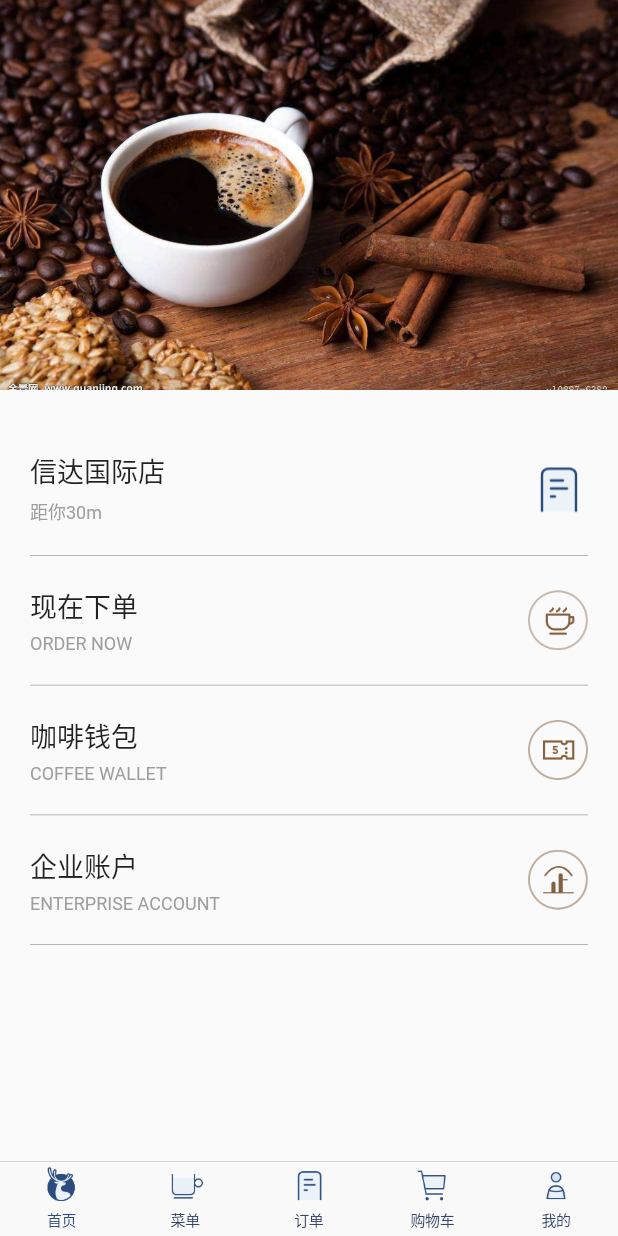
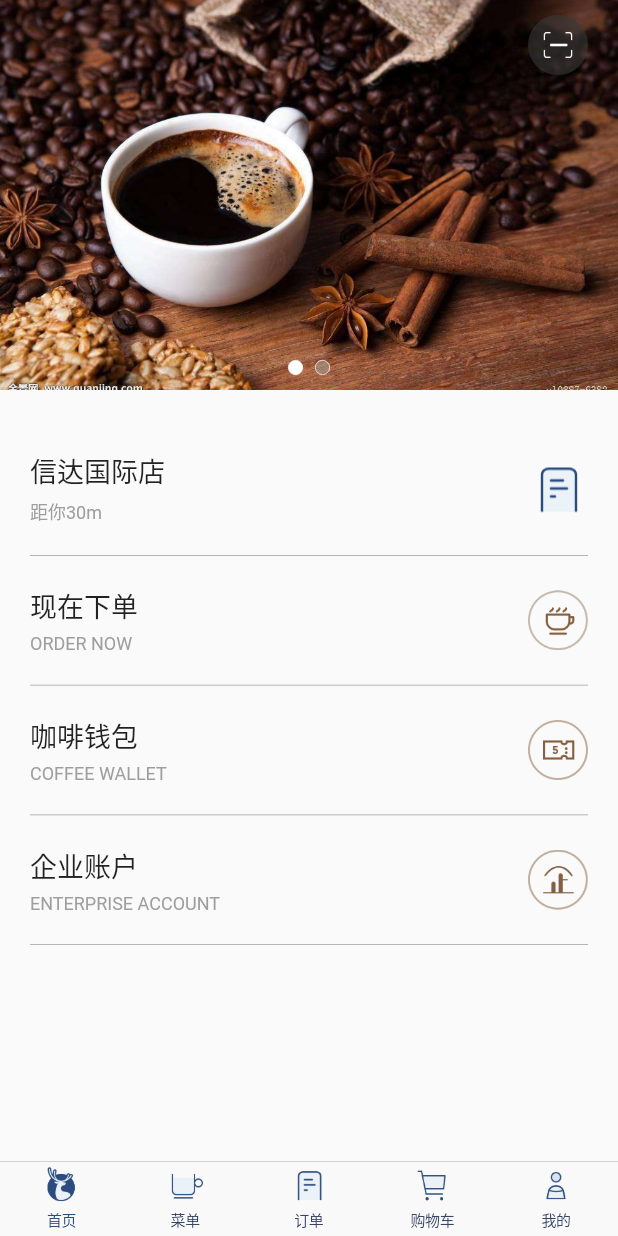
Before and after one commit to zanderpu/luckincoffee, a Flutter app: the screen it shows after launch, on a phone screen of 412 x 824 dp. Run offline on Flutter 3.47's test engine with Material 2 defaults, Android fonts, the phone set to English and light mode, and no system bars.

Commit message:
首页增加扫码和swiper滚动

```diff
--- a/lib/pages/h_index.dart
+++ b/lib/pages/h_index.dart
@@ -11,10 +11,30 @@ class HomeIndex extends StatelessWidget {
 
   Widget renderRow(i) {
     if (i == 0) {
-      return new Container(
+      return new Stack(
+        children: <Widget>[
+          new Container(
             height: 260.0,
             child: new IndexSwiper(),
+          ),
+          new Positioned(
+            right: 20.0,
+            top:10.0,
+            child: new Container(
+              padding: EdgeInsets.all(10.0),
+              decoration: new BoxDecoration(
+                color: Color.fromRGBO(55, 55, 55, 0.6),
+                borderRadius: BorderRadius.circular(30.0),
+              ),
+              child: new Image.asset('images/icon_scan.png',height: 20.0, width: 20.0,)
+            ),
+          ),
+        ],
       );
+      // return new Container(
+      //   height: 260.0,
+      //   child: new IndexSwiper(),
+      // );
     }
     if (i == 1) {
       return new Container(
@@ -40,39 +60,91 @@ class IndexSwiper extends StatefulWidget {
 
 class IndexSwiperState extends State<IndexSwiper>
     with SingleTickerProviderStateMixin {
-  TabController tabController;
+  PageController pageController;
+  double swiperindexleft = 0.0;
+  int _currentPageIndex = 0;
 
   @override
   void initState() {
     super.initState();
     // 初始化控制器
-    tabController = new TabController(length: 2, vsync: this);
+    pageController = new PageController(initialPage: 0);
   }
 
   @override
   void dispose() {
     // 销毁
-    tabController.dispose();
+    pageController.dispose();
     super.dispose();
+  }
+
+  List<Widget> getSwiperIndex(BuildContext context){
+    List<Widget> list = new List<Widget>();
+    for (var i = 0; i < 2; i++) {
+      if(_currentPageIndex==i){
+        list.add(new Container(
+          width: 10.0,
+          height: 10.0,
+          margin: EdgeInsets.only(right: 8.0),
+          decoration: new BoxDecoration(
+            borderRadius: BorderRadius.circular(44.4),
+            color: Color.fromRGBO(255, 255, 255, 1.0),
+            border: Border.all(color: Colors.white,width: 0.5)
+          ),
+        ));
+      }else{
+        list.add(new Container(
+          width: 10.0,
+          height: 10.0,
+          margin: EdgeInsets.only(right: 8.0),
+          decoration: new BoxDecoration(
+            borderRadius: BorderRadius.circular(44.4),
+            color: Color.fromRGBO(155, 155, 155, 0.5),
+            border: Border.all(color: Colors.white,width: 0.5)
+          ),
+        ));
+      }
+    }
+    swiperindexleft = (MediaQuery.of(context).size.width-(2*18-8))/2;
+    return list;
+  }
+
+
+  void _pageChanged(index){
+    setState(() {
+      _currentPageIndex = index;
+    });
   }
 
   @override
   Widget build(BuildContext context) {
     // TODO: implement build
+    var swiperindex = getSwiperIndex(context);
 
-    tabController.index = 0;
-
-    return TabBarView(
-      controller: tabController,
+    return Stack(
+      children: <Widget>[
+        new PageView(
           children: <Widget>[
             new Image.asset(
               'images/banner.jpg',
               fit: BoxFit.cover,
             ),
             new Image.asset(
-          'images/banner.jpg',
+              'images/banner2.png',
               fit: BoxFit.cover,
             )
+          ],
+          onPageChanged: _pageChanged,
+        ),
+        new Positioned(
+          left: swiperindexleft,
+          bottom: 10.0,
+          child: new Container(
+            child: new Row(
+              children: swiperindex,
+            ),
+          ),
+        ),
       ],
     );
   }
--- a/pubspec.yaml
+++ b/pubspec.yaml
@@ -34,6 +34,7 @@ flutter:
   uses-material-design: true
 
   assets:
+    - images/
     - images/nav/icon_navigation_home_negative.png
     - images/nav/icon_navigation_home_active.png
     - images/nav/icon_navigation_drink_negative.png
@@ -46,9 +47,11 @@ flutter:
     - images/nav/icon_navigation_mine_active.png
 
     - images/banner.jpg
+    - images/banner2.png
     - images/icon_order_now.png
     - images/icon_promo.png
     - images/icon_enterprise.png
+    - images/icon_scan.png
   # To add assets to your application, add an assets section, like this:
   # assets:
   #  - images/a_dot_burr.jpeg
```
Also changed, not shown: images/banner2.png (added), images/icon_scan.png (added). Lines whose indentation alone changed are shown as unchanged.
